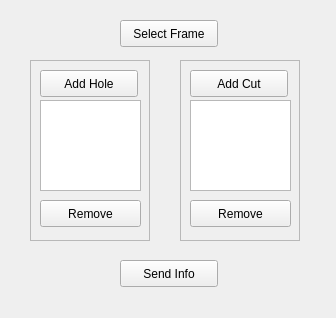
Old version of the form surgical/surgical_gui.ui in the repository ankush-me/sandbox444.
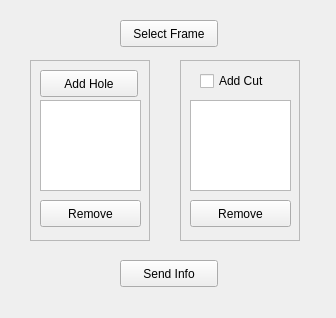
New version of the form.

Commit message: cut and hole classes added: for surgical

Diff of the .ui file:
```diff
--- a/surgical/surgical_gui.ui
+++ b/surgical/surgical_gui.ui
@@ -178,13 +178,13 @@
       <string>Info about holes</string>
      </property>
     </widget>
-    <widget class="QPushButton" name="addCut">
+    <widget class="QCheckBox" name="attCut">
      <property name="geometry">
       <rect>
-       <x>10</x>
+       <x>20</x>
        <y>10</y>
-       <width>98</width>
-       <height>27</height>
+       <width>97</width>
+       <height>22</height>
       </rect>
      </property>
      <property name="toolTip">
```
Left out of the diff: 32 changed lines with no effect on the pictures. The commit also changes 4 other files.
